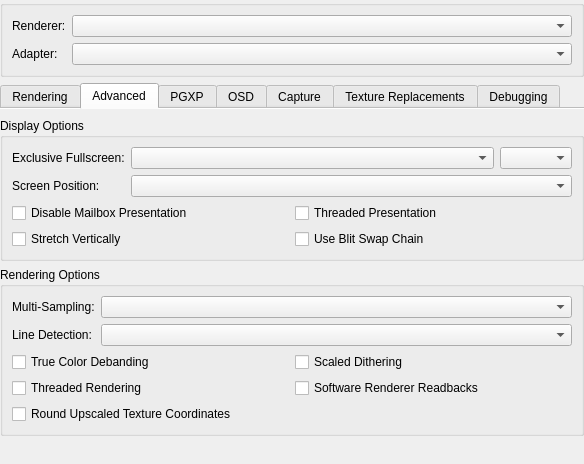
First picture: the form in src/duckstation-qt/graphicssettingswidget.ui, repository kofxi3584karlayang/duckstation, before the edit.
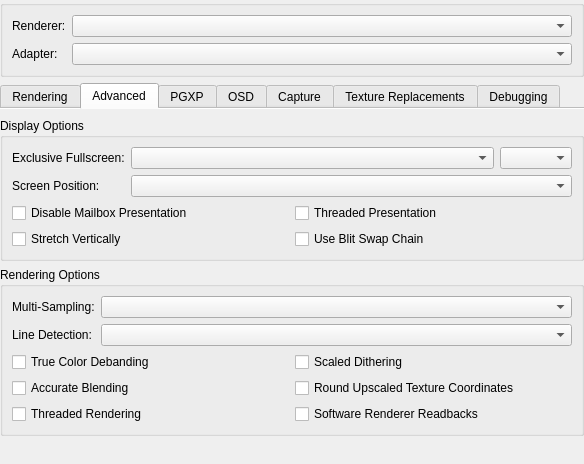
Second picture: the form after the edit. The open tabs and pages were chosen to show the change.

Commit message: GPU/HW: Support using ROV for accurate blending

```diff
--- a/src/duckstation-qt/graphicssettingswidget.ui
+++ b/src/duckstation-qt/graphicssettingswidget.ui
@@ -392,13 +392,6 @@
           </item>
           <item row="2" column="0" colspan="2">
            <layout class="QGridLayout" name="gridLayout_5">
-            <item row="1" column="0">
-             <widget class="QCheckBox" name="gpuThread">
-              <property name="text">
-               <string>Threaded Rendering</string>
-              </property>
-             </widget>
-            </item>
             <item row="0" column="1">
              <widget class="QCheckBox" name="scaledDithering">
               <property name="text">
@@ -406,13 +399,6 @@
               </property>
              </widget>
             </item>
-            <item row="1" column="1">
-             <widget class="QCheckBox" name="useSoftwareRendererForReadbacks">
-              <property name="text">
-               <string>Software Renderer Readbacks</string>
-              </property>
-             </widget>
-            </item>
             <item row="0" column="0">
              <widget class="QCheckBox" name="debanding">
               <property name="text">
@@ -420,13 +406,34 @@
               </property>
              </widget>
             </item>
-            <item row="2" column="0">
+            <item row="2" column="1">
+             <widget class="QCheckBox" name="useSoftwareRendererForReadbacks">
+              <property name="text">
+               <string>Software Renderer Readbacks</string>
+              </property>
+             </widget>
+            </item>
+            <item row="1" column="1">
              <widget class="QCheckBox" name="forceRoundedTexcoords">
               <property name="text">
                <string>Round Upscaled Texture Coordinates</string>
               </property>
              </widget>
             </item>
+            <item row="2" column="0">
+             <widget class="QCheckBox" name="gpuThread">
+              <property name="text">
+               <string>Threaded Rendering</string>
+              </property>
+             </widget>
+            </item>
+            <item row="1" column="0">
+             <widget class="QCheckBox" name="accurateBlending">
+              <property name="text">
+               <string>Accurate Blending</string>
+              </property>
+             </widget>
+            </item>
            </layout>
           </item>
           <item row="0" column="0">
```
Left out of the diff: 48 changed lines with no effect on the pictures. The commit also changes 14 other files.
